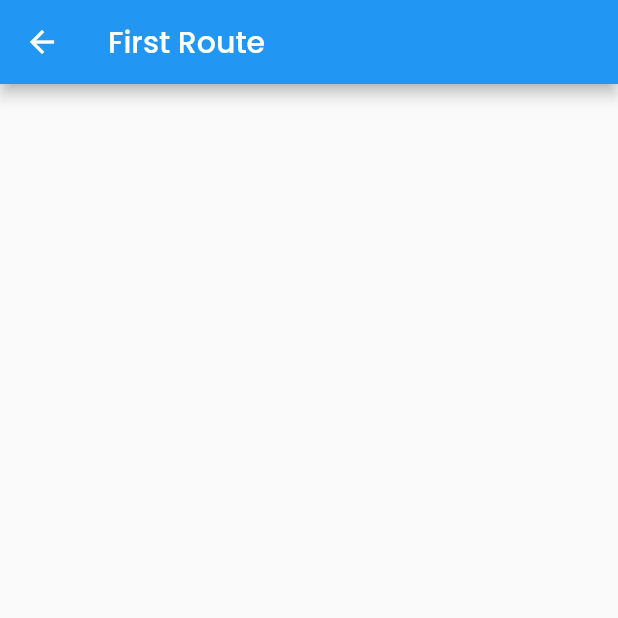
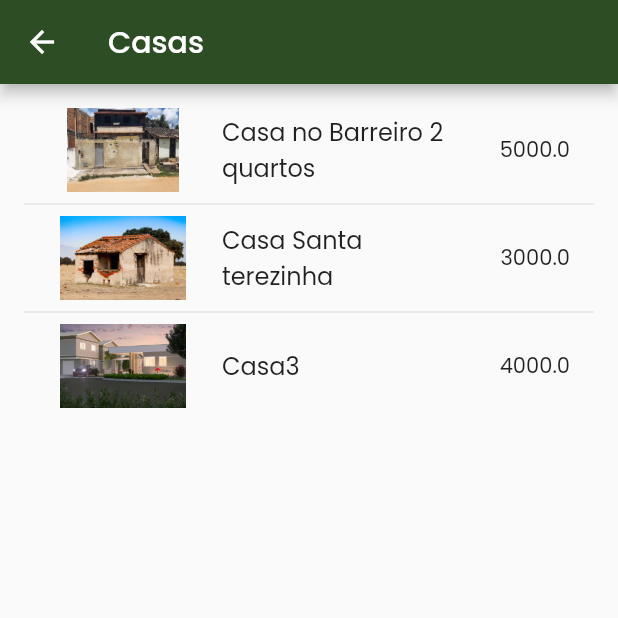
Before and after one commit to luandemitry/findway, a Flutter app: the screen it shows after launch, after a tap on "Ótica", on a phone screen of 412 x 824 dp, the top half of it. Run offline on Flutter 3.47's test engine with Material 2 defaults, Android fonts, the phone set to English and light mode, and no system bars; our stand-ins replace font_awesome_flutter, google_fonts.

Commit message:
casa_page & listView

```diff
--- /dev/null
+++ b/lib/casas_page.dart
@@ -0,0 +1,36 @@
+import 'package:flutter/material.dart';
+import 'package:teste_grafos/repositories/casa_repo.dart';
+
+
+const primaryColor = Color(0xFF2d4d25);
+
+class PaginaCasas extends StatelessWidget {
+  const PaginaCasas({Key? key}) : super(key: key);
+
+  @override
+  Widget build(BuildContext context) {
+    final tabela = CasaRepo.tabela;
+
+    return Scaffold(
+      appBar: AppBar(
+        backgroundColor: primaryColor,
+        title: Text('Casas'),
+      ),
+      body: ListView.separated(
+          itemBuilder: (BuildContext context, int casa){
+            return ListTile(
+                leading: SizedBox(
+                  height: 200,
+                  width: 100,
+                  child: Image.asset(tabela[casa].imagem),
+                ) ,
+                title: Text(tabela[casa].nome),
+                trailing: Text(tabela[casa].preco.toString())
+            );
+          },
+          padding: EdgeInsets.all(16),
+          separatorBuilder: (_,___) => Divider(),
+          itemCount: tabela.length),
+    );
+  }
+}
--- a/lib/main.dart
+++ b/lib/main.dart
@@ -4,7 +4,7 @@ import 'package:font_awesome_flutter/font_awesome_flutter.dart';
 import 'package:teste_grafos/bottom_item.dart';
 import 'package:teste_grafos/menu_option.dart';
 import 'package:teste_grafos/recommend_card.dart';
-import 'package:teste_grafos/test_rota.dart';
+import 'package:teste_grafos/casas_page.dart';
 
 void main() {
   runApp(MyApp());
@@ -12,7 +12,7 @@ void main() {
 
 Route _createRoute() {
   return PageRouteBuilder(
-    pageBuilder: (context, animation, secondaryAnimation) => const FirstRoute(),
+    pageBuilder: (context, animation, secondaryAnimation) => const PaginaCasas(),
     transitionsBuilder: (context, animation, secondaryAnimation, child) {
       const begin = Offset(0.0, 1.0);
       const end = Offset.zero;
@@ -303,7 +303,7 @@ class _MyHomePageState extends State<MyHomePage> {
                 BottomItem(
                   title: "Home",
                   iconData: Icons.home,
-                  selected: true,
+                  selected: false,
                 ),
                 SizedBox(
                   width: 4,
--- /dev/null
+++ b/lib/models/casas.dart
@@ -0,0 +1,11 @@
+class Casa {
+  String nome;
+  String imagem;
+  double preco;
+
+  Casa({
+    required this.imagem,
+    required this.nome,
+    required this.preco,
+  });
+}
--- /dev/null
+++ b/lib/repositories/casa_repo.dart
@@ -0,0 +1,18 @@
+import 'package:teste_grafos/models/casas.dart';
+
+class CasaRepo {
+  static List<Casa> tabela = [
+    Casa(
+        imagem: 'assets/images/casa1_ST.jpg',
+        nome: 'Casa no Barreiro 2 quartos',
+        preco: 5000),
+    Casa(
+        imagem: 'assets/images/casa_velha.png',
+        nome: 'Casa Santa terezinha',
+        preco: 3000),
+    Casa(
+        imagem: 'assets/images/casa_nova.png',
+        nome: 'Casa3',
+        preco: 4000)
+  ];
+}
--- a/lib/test_rota.dart
+++ /dev/null
@@ -1,21 +0,0 @@
-import 'package:flutter/material.dart';
-
-void main() {
-  runApp(const MaterialApp(
-    title: 'Navigation Basics',
-    home: FirstRoute(),
-  ));
-}
-
-class FirstRoute extends StatelessWidget {
-  const FirstRoute({super.key});
-
-  @override
-  Widget build(BuildContext context) {
-    return Scaffold(
-      appBar: AppBar(
-        title: const Text('First Route'),
-      ),
-    );
-  }
-}
```
Also changed, not shown: assets/images/casa1_ST.jpg (added), assets/images/casa1_barreiro.jpg (added), pubspec.lock.
